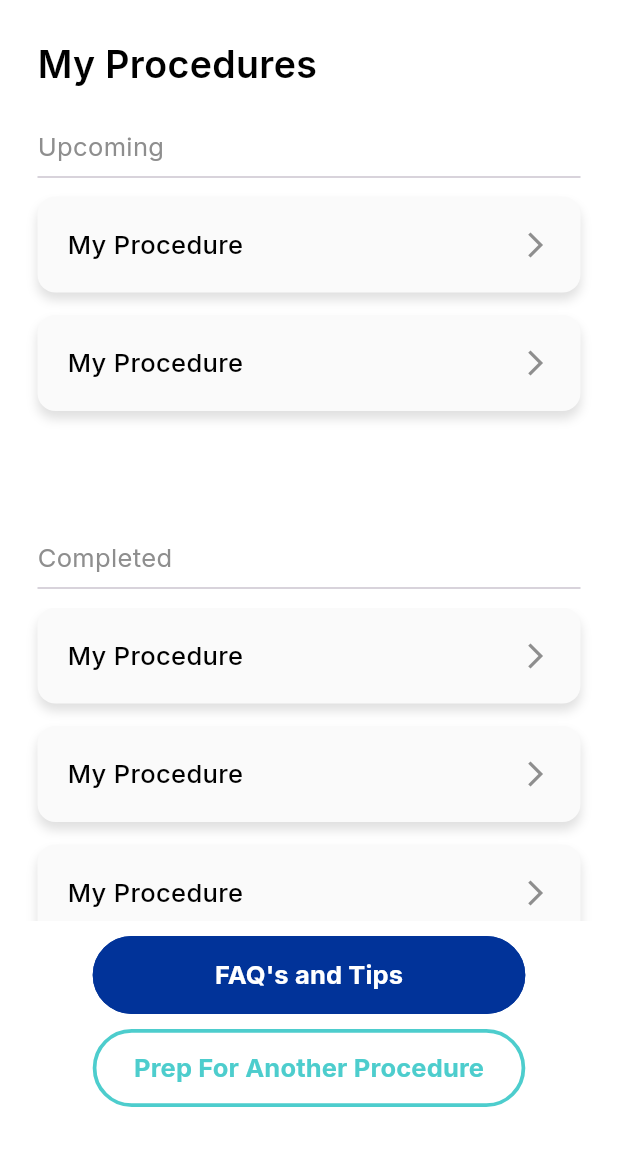
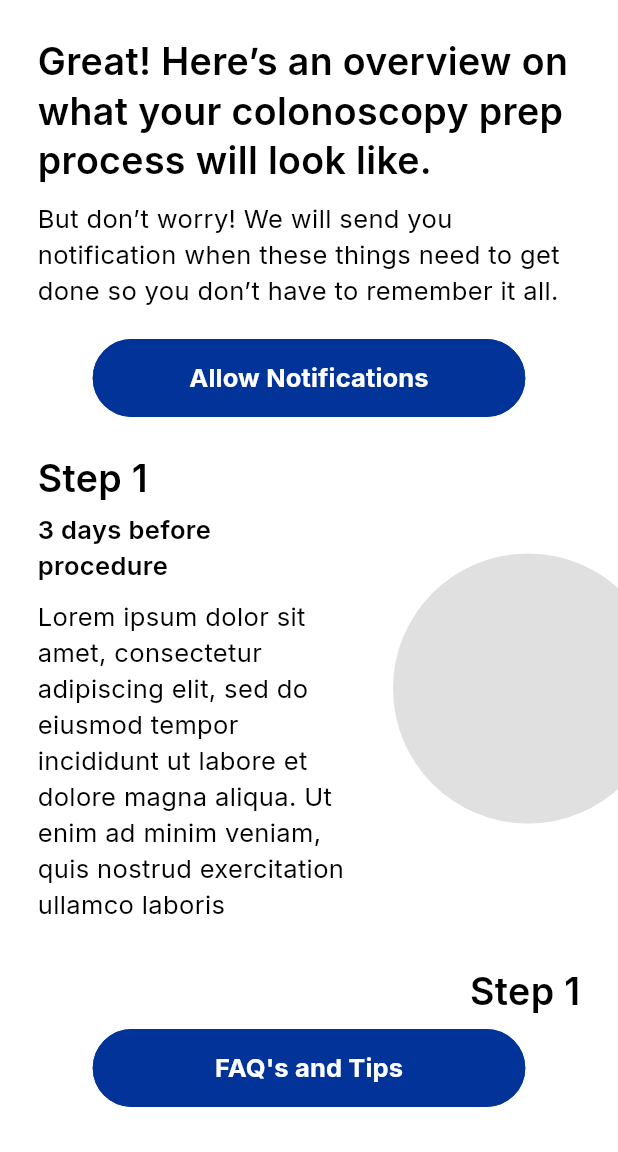
Before and after one commit to Debojyotibabai/upadr_flutter, a Flutter app: the screen it shows after launch, on a phone screen of 412 x 824 dp, the part 84-1236 px from its top. Run offline on Flutter 3.47's test engine with Material 3 defaults, Android fonts, the phone set to English and light mode, and no system bars; our stand-ins replace flutter_otp_text_field.

Commit message:
working in procedure overview screen

```diff
--- /dev/null
+++ b/lib/features/app/my_procedure/presentation/pages/procedure_overview.dart
@@ -0,0 +1,90 @@
+import 'package:flutter/material.dart';
+import 'package:upadr/features/app/my_procedure/presentation/widgets/procedure_overview_card_left_image.dart';
+import 'package:upadr/features/app/my_procedure/presentation/widgets/procedure_overview_card_right_image.dart';
+import 'package:upadr/widgets/button/app_primary_button.dart';
+import 'package:upadr/widgets/custom_drawer.dart';
+import 'package:upadr/widgets/header/drawer_header_with_logo.dart';
+import 'package:upadr/widgets/text/primary_heading.dart';
+import 'package:upadr/widgets/text/primary_subheading.dart';
+
+class ProcedureOverviewScreen extends StatefulWidget {
+  const ProcedureOverviewScreen({super.key});
+
+  @override
+  State<ProcedureOverviewScreen> createState() =>
+      _ProcedureOverviewScreenState();
+}
+
+class _ProcedureOverviewScreenState extends State<ProcedureOverviewScreen> {
+  final GlobalKey<ScaffoldState> _key = GlobalKey();
+
+  List<int> selectedProcedures = [];
+
+  @override
+  Widget build(BuildContext context) {
+    return Scaffold(
+      key: _key,
+      appBar: DrawerHeaderWithLogo(
+        openDrawer: () {
+          _key.currentState!.openDrawer();
+        },
+      ),
+      drawer: CustomDrawer(),
+      body: Column(
+        children: [
+          Expanded(
+            child: SingleChildScrollView(
+              child: Column(
+                mainAxisAlignment: MainAxisAlignment.start,
+                crossAxisAlignment: CrossAxisAlignment.center,
+                children: [
+                  Padding(
+                    padding: const EdgeInsets.all(25),
+                    child: Column(
+                      mainAxisAlignment: MainAxisAlignment.start,
+                      crossAxisAlignment: CrossAxisAlignment.start,
+                      children: [
+                        PrimaryHeading(
+                          text:
+                              "Great! Here’s an overview on what your colonoscopy prep process will look like.",
+                        ),
+                        const SizedBox(height: 10),
+                        PrimarySubheading(
+                          text:
+                              "But don’t worry! We will send you notification when these things need to get done so you don’t have to remember it all.",
+                          textColor: Colors.black,
+                        ),
+                        const SizedBox(height: 20),
+                        Center(
+                          child: AppPrimaryButton(
+                            buttonText: "Allow Notifications",
+                            width: MediaQuery.of(context).size.width * 0.7,
+                          ),
+                        ),
+                      ],
+                    ),
+                  ),
+                  ProcedureOverviewCardRightImage(),
+                  ProcedureOverviewCardLeftImage(),
+                  ProcedureOverviewCardRightImage(),
+                ],
+              ),
+            ),
+          ),
+          Padding(
+            padding: const EdgeInsets.symmetric(
+              horizontal: 25,
+            ).copyWith(
+              top: 10,
+              bottom: 30,
+            ),
+            child: AppPrimaryButton(
+              buttonText: "FAQ's and Tips",
+              width: MediaQuery.of(context).size.width * 0.7,
+            ),
+          )
+        ],
+      ),
+    );
+  }
+}
--- /dev/null
+++ b/lib/features/app/my_procedure/presentation/widgets/procedure_overview_card_left_image.dart
@@ -0,0 +1,69 @@
+import 'package:flutter/material.dart';
+
+class ProcedureOverviewCardLeftImage extends StatelessWidget {
+  const ProcedureOverviewCardLeftImage({super.key});
+
+  @override
+  Widget build(BuildContext context) {
+    return Container(
+      margin: const EdgeInsets.only(bottom: 30),
+      child: Row(
+        mainAxisAlignment: MainAxisAlignment.spaceBetween,
+        crossAxisAlignment: CrossAxisAlignment.center,
+        children: [
+          Transform.translate(
+            offset: Offset(-30, 0),
+            child: CircleAvatar(
+              backgroundColor: Colors.black12,
+              radius: 90,
+            ),
+          ),
+          Expanded(
+            child: Padding(
+              padding: const EdgeInsets.only(right: 25),
+              child: Column(
+                mainAxisAlignment: MainAxisAlignment.start,
+                crossAxisAlignment: CrossAxisAlignment.end,
+                children: [
+                  Text(
+                    "Step 1",
+                    textAlign: TextAlign.right,
+                    style: TextStyle(
+                      fontSize: 25,
+                      fontWeight: FontWeight.w600,
+                      fontFamily: "Inter",
+                      color: Colors.black,
+                      height: 1.3,
+                    ),
+                  ),
+                  SizedBox(height: 5),
+                  Text(
+                    "3 days before procedure",
+                    textAlign: TextAlign.right,
+                    style: TextStyle(
+                      fontSize: 17,
+                      fontFamily: "Inter",
+                      color: Colors.black,
+                      fontWeight: FontWeight.w600,
+                    ),
+                  ),
+                  SizedBox(height: 10),
+                  Text(
+                    "Lorem ipsum dolor sit amet, consectetur adipiscing elit, sed do eiusmod tempor incididunt ut labore et dolore magna aliqua. Ut enim ad minim veniam, quis nostrud exercitation ullamco laboris",
+                    textAlign: TextAlign.right,
+                    style: TextStyle(
+                      fontSize: 17,
+                      fontFamily: "Inter",
+                      color: Colors.black,
+                      fontWeight: FontWeight.w400,
+                    ),
+                  ),
+                ],
+              ),
+            ),
+          ),
+        ],
+      ),
+    );
+  }
+}
--- /dev/null
+++ b/lib/features/app/my_procedure/presentation/widgets/procedure_overview_card_right_image.dart
@@ -0,0 +1,69 @@
+import 'package:flutter/material.dart';
+
+class ProcedureOverviewCardRightImage extends StatelessWidget {
+  const ProcedureOverviewCardRightImage({super.key});
+
+  @override
+  Widget build(BuildContext context) {
+    return Container(
+      margin: const EdgeInsets.only(bottom: 30),
+      child: Row(
+        mainAxisAlignment: MainAxisAlignment.spaceBetween,
+        crossAxisAlignment: CrossAxisAlignment.center,
+        children: [
+          Expanded(
+            child: Padding(
+              padding: const EdgeInsets.only(left: 25),
+              child: Column(
+                mainAxisAlignment: MainAxisAlignment.start,
+                crossAxisAlignment: CrossAxisAlignment.start,
+                children: [
+                  Text(
+                    "Step 1",
+                    textAlign: TextAlign.left,
+                    style: TextStyle(
+                      fontSize: 25,
+                      fontWeight: FontWeight.w600,
+                      fontFamily: "Inter",
+                      color: Colors.black,
+                      height: 1.3,
+                    ),
+                  ),
+                  SizedBox(height: 5),
+                  Text(
+                    "3 days before procedure",
+                    textAlign: TextAlign.left,
+                    style: TextStyle(
+                      fontSize: 17,
+                      fontFamily: "Inter",
+                      color: Colors.black,
+                      fontWeight: FontWeight.w600,
+                    ),
+                  ),
+                  SizedBox(height: 10),
+                  Text(
+                    "Lorem ipsum dolor sit amet, consectetur adipiscing elit, sed do eiusmod tempor incididunt ut labore et dolore magna aliqua. Ut enim ad minim veniam, quis nostrud exercitation ullamco laboris",
+                    textAlign: TextAlign.left,
+                    style: TextStyle(
+                      fontSize: 17,
+                      fontFamily: "Inter",
+                      color: Colors.black,
+                      fontWeight: FontWeight.w400,
+                    ),
+                  ),
+                ],
+              ),
+            ),
+          ),
+          Transform.translate(
+            offset: Offset(30, 0),
+            child: CircleAvatar(
+              backgroundColor: Colors.black12,
+              radius: 90,
+            ),
+          ),
+        ],
+      ),
+    );
+  }
+}
--- a/lib/main.dart
+++ b/lib/main.dart
@@ -1,5 +1,5 @@
 import 'package:flutter/material.dart';
-import 'package:upadr/features/app/my_procedure/presentation/pages/my_procedure_listing.dart';
+import 'package:upadr/features/app/my_procedure/presentation/pages/procedure_overview.dart';
 
 void main() {
   runApp(const MyApp());
@@ -18,7 +18,7 @@ class MyApp extends StatelessWidget {
         scaffoldBackgroundColor: Colors.white,
       ),
       debugShowCheckedModeBanner: false,
-      home: MyProcedureListingScreen(),
+      home: ProcedureOverviewScreen(),
     );
   }
 }
--- a/lib/widgets/text/primary_heading.dart
+++ b/lib/widgets/text/primary_heading.dart
@@ -19,6 +19,7 @@ class PrimaryHeading extends StatelessWidget {
         fontWeight: FontWeight.w600,
         fontFamily: "Inter",
         color: textColor ?? Colors.black,
+        height: 1.3,
       ),
     );
   }
```
